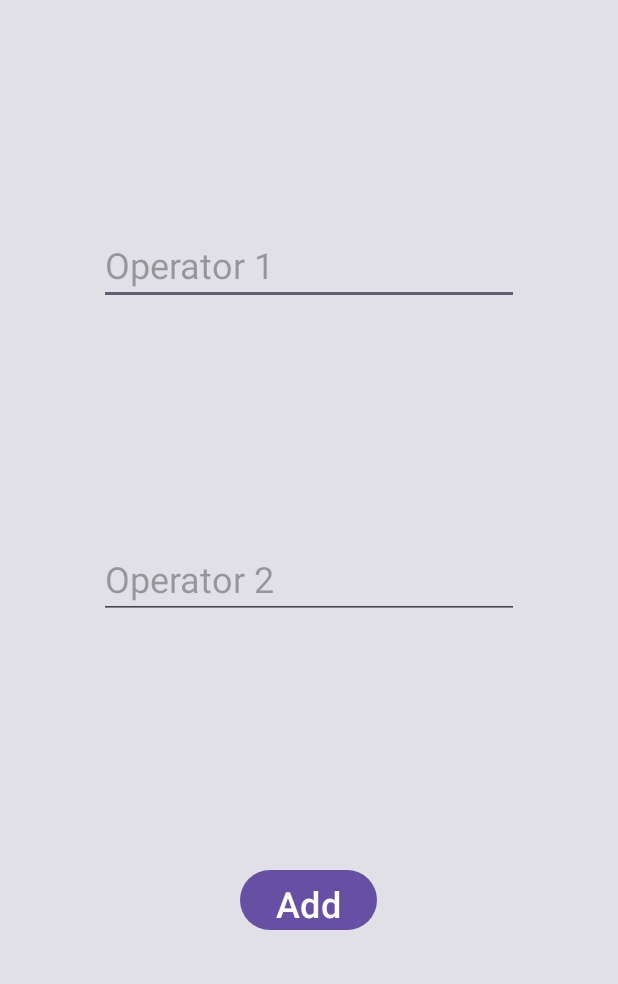
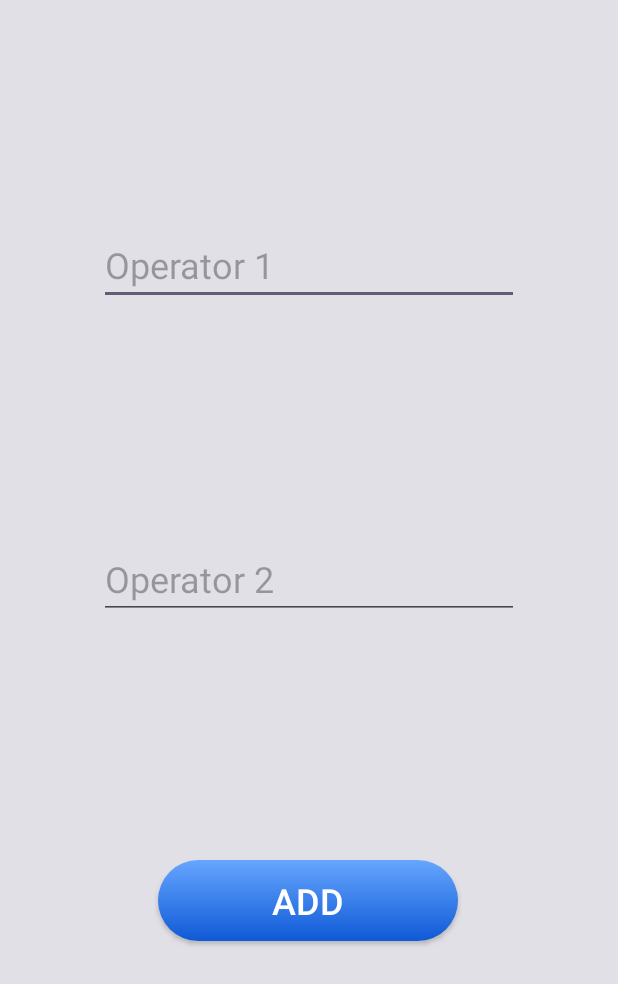
Before and after one commit to t3sorero/PAD, an Android app: the screen it shows after launch (MainActivity), on a phone screen of 412 x 824 dp. Shown: the top 984 px of the screen. Run offline under Robolectric (Android 15) with nearby library versions, the phone set to English and light mode, and no system bars.

Commit message:
boton mejorado + formateo decimales mejorado

```diff
--- a/app/src/main/java/es/ucm/fdi/pad/android01/CalculatorAddResultActivity.java
+++ b/app/src/main/java/es/ucm/fdi/pad/android01/CalculatorAddResultActivity.java
@@ -33,7 +33,9 @@ public class CalculatorAddResultActivity extends AppCompatActivity {
         Button btnBack = findViewById(R.id.button2);
         Intent intent = getIntent();
         double res = intent.getDoubleExtra("Resultado", 0);
-        txresult.setText(String.valueOf(res));
+        String formatted = String.format(Locale.getDefault(), "%.4f", res);
+        double parsed = Double.parseDouble(formatted);
+        txresult.setText(String.valueOf(parsed).replaceFirst("\\.0$", ""));
         Log.v(TAG, "Volver a la actividad anterior");
         btnBack.setOnClickListener(view -> finish());
 
--- /dev/null
+++ b/app/src/main/res/drawable/button_gradient.xml
@@ -0,0 +1,15 @@
+<?xml version="1.0" encoding="utf-8"?>
+<selector xmlns:android="http://schemas.android.com/apk/res/android">
+    <item android:state_pressed="true">
+        <shape android:shape="rectangle">
+            <gradient android:angle="90" android:endColor="@color/blue_700" android:startColor="@color/blue_500" android:type="linear" />
+            <corners android:radius="32dp" />
+        </shape>
+    </item>
+    <item>
+        <shape android:shape="rectangle">
+            <gradient android:angle="90" android:endColor="@color/blue_300" android:startColor="@color/blue_700" android:type="linear" />
+            <corners android:radius="32dp" />
+        </shape>
+    </item>
+</selector>
--- a/app/src/main/res/layout/activity_main.xml
+++ b/app/src/main/res/layout/activity_main.xml
@@ -8,10 +8,10 @@
     android:background="?attr/android:colorBackground"
     tools:context=".MainActivity">
 
-    <Button
+    <androidx.appcompat.widget.AppCompatButton
         android:id="@+id/button"
-        android:layout_width="wrap_content"
-        android:layout_height="48dp"
+        android:layout_width="200dp"
+        android:layout_height="54dp"
         android:text="@string/add"
         android:textSize="24sp"
         app:layout_constraintBottom_toBottomOf="parent"
@@ -19,7 +19,10 @@
         app:layout_constraintHorizontal_bias="0.498"
         app:layout_constraintStart_toStartOf="parent"
         app:layout_constraintTop_toBottomOf="@+id/editTextNumberDecimal4"
-        app:layout_constraintVertical_bias="0.45" />
+        app:layout_constraintVertical_bias="0.45"
+        android:background="@drawable/button_gradient"
+        android:textColor="@color/white"
+        />
 
     <EditText
         android:id="@+id/editTextNumberDecimal3"
```
Also changed, not shown: app/src/main/res/layout/activity_result.xml (+6 -4 lines).
